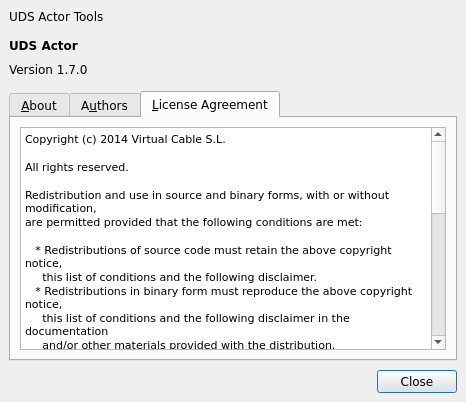
Before: the Qt Designer form actors/src/about-dialog.ui in VirtualCable/openuds, drawn with Qt 5.
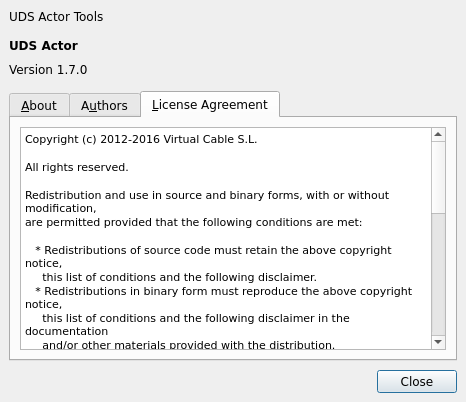
After: the same form once the commit is applied. The open tabs and pages were chosen to show the change. Icons and pictures are not drawn.

Commit message: Fixed up about dialog

Diff of the .ui file:
```diff
--- a/actors/src/about-dialog.ui
+++ b/actors/src/about-dialog.ui
@@ -167,7 +167,7 @@
 &lt;html&gt;&lt;head&gt;&lt;meta name=&quot;qrichtext&quot; content=&quot;1&quot; /&gt;&lt;style type=&quot;text/css&quot;&gt;
 p, li { white-space: pre-wrap; }
 &lt;/style&gt;&lt;/head&gt;&lt;body style=&quot; font-family:'Verdana'; font-size:9pt; font-weight:400; font-style:normal;&quot;&gt;
-&lt;p style=&quot; margin-top:0px; margin-bottom:0px; margin-left:0px; margin-right:0px; -qt-block-indent:0; text-indent:0px;&quot;&gt;&lt;span style=&quot; font-family:'MS Shell Dlg 2'; font-size:8pt;&quot;&gt;Copyright (c) 2014 Virtual Cable S.L.&lt;/span&gt;&lt;/p&gt;
+&lt;p style=&quot; margin-top:0px; margin-bottom:0px; margin-left:0px; margin-right:0px; -qt-block-indent:0; text-indent:0px;&quot;&gt;&lt;span style=&quot; font-family:'MS Shell Dlg 2'; font-size:8pt;&quot;&gt;Copyright (c) 2012-2016 Virtual Cable S.L.&lt;/span&gt;&lt;/p&gt;
 &lt;p style=&quot;-qt-paragraph-type:empty; margin-top:0px; margin-bottom:0px; margin-left:0px; margin-right:0px; -qt-block-indent:0; text-indent:0px; font-family:'MS Shell Dlg 2'; font-size:8pt;&quot;&gt;&lt;br /&gt;&lt;/p&gt;
 &lt;p style=&quot; margin-top:0px; margin-bottom:0px; margin-left:0px; margin-right:0px; -qt-block-indent:0; text-indent:0px;&quot;&gt;&lt;span style=&quot; font-family:'MS Shell Dlg 2'; font-size:8pt;&quot;&gt;All rights reserved.&lt;/span&gt;&lt;/p&gt;
 &lt;p style=&quot;-qt-paragraph-type:empty; margin-top:0px; margin-bottom:0px; margin-left:0px; margin-right:0px; -qt-block-indent:0; text-indent:0px; font-family:'MS Shell Dlg 2'; font-size:8pt;&quot;&gt;&lt;br /&gt;&lt;/p&gt;
```
Left out of the diff: 4 changed lines with no effect on the pictures.
